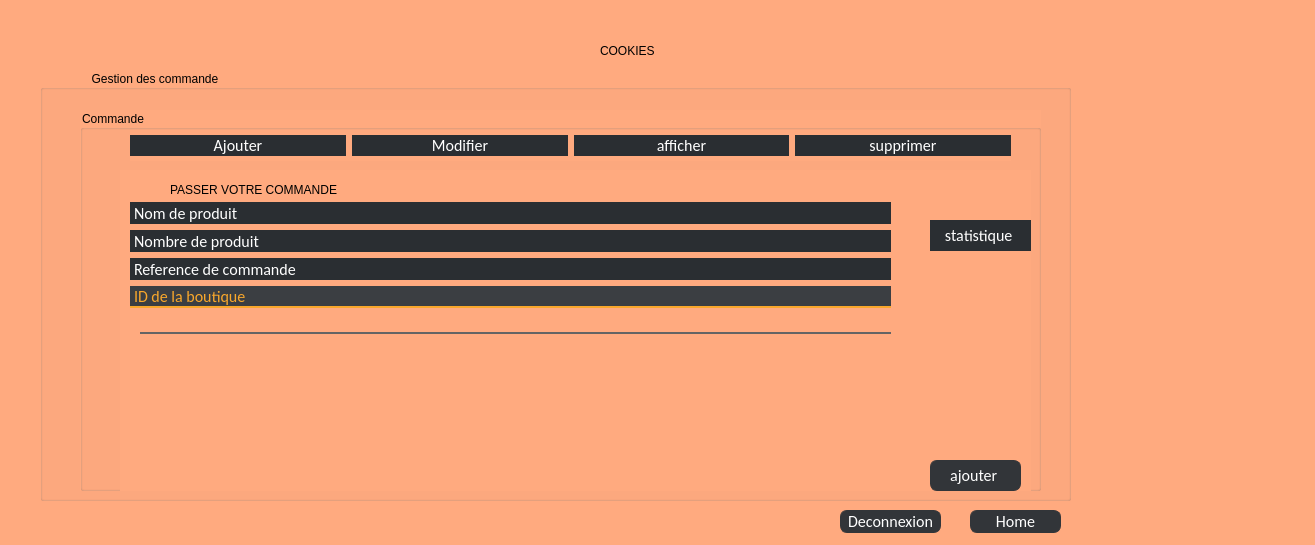
Old version of the form gestion_boutique.ui in the repository hanenjabnoun-Esprit-2019/Smart_Pastry_Shop_2A25.
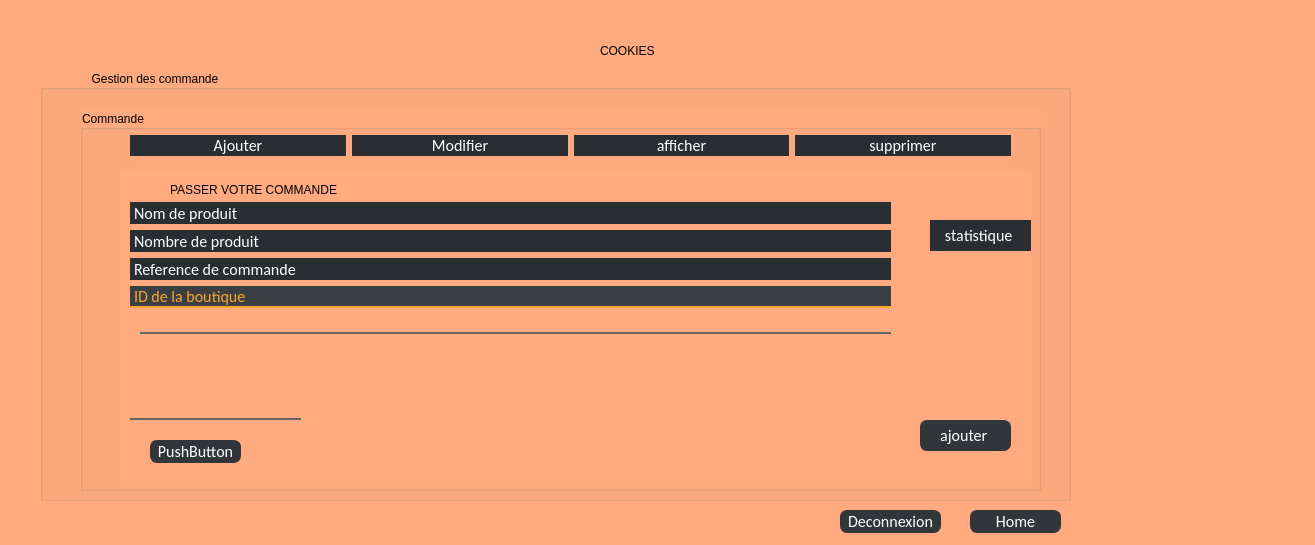
New version of the form. The open tabs and pages were chosen to show the change. Icons and pictures are not drawn.

```diff
--- a/gestion_boutique.ui
+++ b/gestion_boutique.ui
@@ -415,7 +415,7 @@
          <x>40</x>
          <y>60</y>
          <width>911</width>
-         <height>321</height>
+         <height>311</height>
         </rect>
        </property>
        <property name="currentIndex">
@@ -428,7 +428,7 @@
            <x>10</x>
            <y>32</y>
            <width>761</width>
-           <height>261</height>
+           <height>151</height>
           </rect>
          </property>
          <property name="styleSheet">
@@ -566,7 +566,7 @@
             <x>0</x>
             <y>0</y>
             <width>761</width>
-            <height>153</height>
+            <height>43</height>
            </rect>
           </property>
           <attribute name="label">
@@ -648,8 +648,8 @@
         <widget class="QPushButton" name="ajouter_commande">
          <property name="geometry">
           <rect>
-           <x>810</x>
-           <y>290</y>
+           <x>800</x>
+           <y>250</y>
            <width>91</width>
            <height>31</height>
           </rect>
@@ -686,6 +686,64 @@
           <string>ajouter </string>
          </property>
         </widget>
+        <widget class="QLineEdit" name="lineEdit_18">
+         <property name="geometry">
+          <rect>
+           <x>10</x>
+           <y>230</y>
+           <width>171</width>
+           <height>20</height>
+          </rect>
+         </property>
+         <property name="styleSheet">
+          <string notr="true">border: 0px solid rgb(100, 100,100);; 
+border-bottom-width: 2px;
+border-radius: px;
+background-color: rgba(255, 255, 255, 0);
+color: rgb(255, 255, 255);</string>
+         </property>
+        </widget>
+        <widget class="QPushButton" name="pushButton_4">
+         <property name="geometry">
+          <rect>
+           <x>30</x>
+           <y>270</y>
+           <width>91</width>
+           <height>23</height>
+          </rect>
+         </property>
+         <property name="styleSheet">
+          <string notr="true">QPushButton
+{
+	background-color:rgb(50, 53, 57);
+	border-style:solid;
+	border-radius:7px;
+	border-width:1px;
+border-color: rgb(50, 53, 57);
+	color:#ffffff;
+	font-size:16px;
+font-family:Calibri;
+}
+
+QPushButton:hover
+{
+	background-color: #00000000;
+	border-color: rgb(30, 227, 0);
+	/*color:rgb(30, 227, 0);*/
+}
+
+QPushButton:focus
+{
+	background-color:  rgb(30, 227, 0);
+	border-color: rgba(30, 227, 0,0);
+	color:rgb(255, 255, 255);
+}
+</string>
+         </property>
+         <property name="text">
+          <string>PushButton</string>
+         </property>
+        </widget>
        </widget>
        <widget class="QWidget" name="page_6">
         <widget class="QLabel" name="label_2">
```
Left out of the diff: 8 changed lines with no effect on the pictures.
